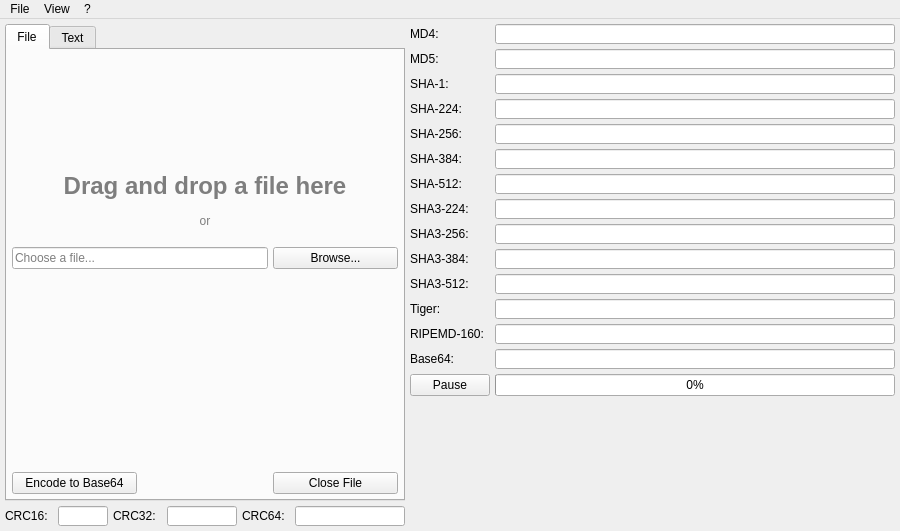
Qt form ui/mainwindow.ui (rikyoz/MrHash) before a commit.
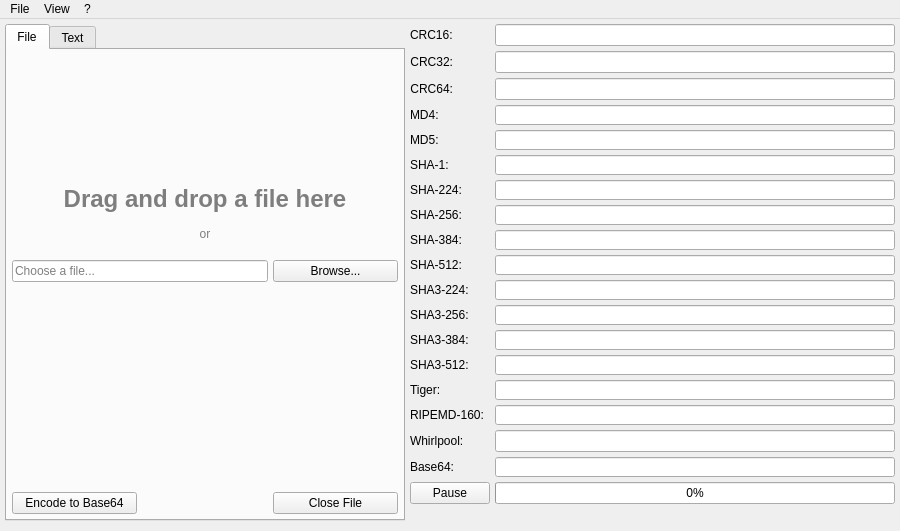
The same form after that commit. Icons and pictures are not drawn. Custom widgets are drawn as their Qt base class.

Commit message: Add whirlpool algorithm

```diff
--- a/ui/mainwindow.ui
+++ b/ui/mainwindow.ui
@@ -34,68 +34,6 @@
     <property name="spacing">
      <number>5</number>
     </property>
-    <item row="1" column="3">
-     <widget class="QLineEdit" name="crc32edit">
-      <property name="sizePolicy">
-       <sizepolicy hsizetype="Minimum" vsizetype="Fixed">
-        <horstretch>0</horstretch>
-        <verstretch>0</verstretch>
-       </sizepolicy>
-      </property>
-      <property name="maximumSize">
-       <size>
-        <width>70</width>
-        <height>20</height>
-       </size>
-      </property>
-      <property name="readOnly">
-       <bool>true</bool>
-      </property>
-     </widget>
-    </item>
-    <item row="1" column="2">
-     <widget class="QLabel" name="label_6">
-      <property name="text">
-       <string>CRC32:</string>
-      </property>
-     </widget>
-    </item>
-    <item row="1" column="0">
-     <widget class="QLabel" name="label_18">
-      <property name="toolTip">
-       <string>&lt;html&gt;&lt;head/&gt;&lt;body&gt;&lt;p&gt;CRC16 CCITT&lt;/p&gt;&lt;/body&gt;&lt;/html&gt;</string>
-      </property>
-      <property name="text">
-       <string>CRC16:</string>
-      </property>
-     </widget>
-    </item>
-    <item row="1" column="4">
-     <widget class="QLabel" name="label_22">
-      <property name="text">
-       <string>CRC64:</string>
-      </property>
-     </widget>
-    </item>
-    <item row="1" column="1">
-     <widget class="QLineEdit" name="crc16edit">
-      <property name="sizePolicy">
-       <sizepolicy hsizetype="Minimum" vsizetype="Fixed">
-        <horstretch>0</horstretch>
-        <verstretch>0</verstretch>
-       </sizepolicy>
-      </property>
-      <property name="maximumSize">
-       <size>
-        <width>50</width>
-        <height>20</height>
-       </size>
-      </property>
-      <property name="readOnly">
-       <bool>true</bool>
-      </property>
-     </widget>
-    </item>
     <item row="0" column="6" rowspan="2">
      <layout class="QFormLayout" name="formLayout">
       <property name="sizeConstraint">
@@ -108,6 +46,78 @@
        <number>5</number>
       </property>
       <item row="0" column="0">
+       <widget class="QLabel" name="label_18">
+        <property name="sizePolicy">
+         <sizepolicy hsizetype="Fixed" vsizetype="Preferred">
+          <horstretch>0</horstretch>
+          <verstretch>0</verstretch>
+         </sizepolicy>
+        </property>
+        <property name="toolTip">
+         <string>&lt;html&gt;&lt;head/&gt;&lt;body&gt;&lt;p&gt;CRC16 CCITT&lt;/p&gt;&lt;/body&gt;&lt;/html&gt;</string>
+        </property>
+        <property name="text">
+         <string>CRC16:</string>
+        </property>
+       </widget>
+      </item>
+      <item row="0" column="1">
+       <widget class="QLineEdit" name="crc16edit">
+        <property name="sizePolicy">
+         <sizepolicy hsizetype="Minimum" vsizetype="Fixed">
+          <horstretch>0</horstretch>
+          <verstretch>0</verstretch>
+         </sizepolicy>
+        </property>
+        <property name="readOnly">
+         <bool>true</bool>
+        </property>
+       </widget>
+      </item>
+      <item row="1" column="0">
+       <widget class="QLabel" name="label_6">
+        <property name="text">
+         <string>CRC32:</string>
+        </property>
+        <property name="alignment">
+         <set>Qt::AlignRight|Qt::AlignTrailing|Qt::AlignVCenter</set>
+        </property>
+        <property name="margin">
+         <number>0</number>
+        </property>
+       </widget>
+      </item>
+      <item row="1" column="1">
+       <widget class="QLineEdit" name="crc32edit">
+        <property name="sizePolicy">
+         <sizepolicy hsizetype="Minimum" vsizetype="Fixed">
+          <horstretch>0</horstretch>
+          <verstretch>0</verstretch>
+         </sizepolicy>
+        </property>
+        <property name="readOnly">
+         <bool>true</bool>
+        </property>
+       </widget>
+      </item>
+      <item row="2" column="0">
+       <widget class="QLabel" name="label_22">
+        <property name="text">
+         <string>CRC64:</string>
+        </property>
+        <property name="alignment">
+         <set>Qt::AlignRight|Qt::AlignTrailing|Qt::AlignVCenter</set>
+        </property>
+       </widget>
+      </item>
+      <item row="2" column="1">
+       <widget class="QLineEdit" name="crc64edit">
+        <property name="readOnly">
+         <bool>true</bool>
+        </property>
+       </widget>
+      </item>
+      <item row="3" column="0">
        <widget class="QLabel" name="label_8">
         <property name="maximumSize">
          <size>
@@ -120,7 +130,7 @@
         </property>
        </widget>
       </item>
-      <item row="0" column="1">
+      <item row="3" column="1">
        <widget class="QLineEdit" name="md4edit">
         <property name="maximumSize">
          <size>
@@ -133,7 +143,7 @@
         </property>
        </widget>
       </item>
-      <item row="1" column="0">
+      <item row="4" column="0">
        <widget class="QLabel" name="label_2">
         <property name="maximumSize">
          <size>
@@ -146,7 +156,7 @@
         </property>
        </widget>
       </item>
-      <item row="1" column="1">
+      <item row="4" column="1">
        <widget class="QLineEdit" name="md5edit">
         <property name="maximumSize">
          <size>
@@ -159,7 +169,7 @@
         </property>
        </widget>
       </item>
-      <item row="2" column="0">
+      <item row="5" column="0">
        <widget class="QLabel" name="label_3">
         <property name="maximumSize">
          <size>
@@ -172,7 +182,7 @@
         </property>
        </widget>
       </item>
-      <item row="2" column="1">
+      <item row="5" column="1">
        <widget class="QLineEdit" name="sha1edit">
         <property name="maximumSize">
          <size>
@@ -185,7 +195,7 @@
         </property>
        </widget>
       </item>
-      <item row="3" column="0">
+      <item row="6" column="0">
        <widget class="QLabel" name="label">
         <property name="maximumSize">
          <size>
@@ -198,7 +208,7 @@
         </property>
        </widget>
       </item>
-      <item row="3" column="1">
+      <item row="6" column="1">
        <widget class="QLineEdit" name="sha224edit">
         <property name="maximumSize">
          <size>
@@ -211,7 +221,7 @@
         </property>
        </widget>
       </item>
-      <item row="4" column="0">
+      <item row="7" column="0">
        <widget class="QLabel" name="label_4">
         <property name="maximumSize">
          <size>
@@ -224,7 +234,7 @@
         </property>
        </widget>
       </item>
-      <item row="4" column="1">
+      <item row="7" column="1">
        <widget class="QLineEdit" name="sha256edit">
         <property name="maximumSize">
          <size>
@@ -237,7 +247,7 @@
         </property>
        </widget>
       </item>
-      <item row="5" column="0">
+      <item row="8" column="0">
        <widget class="QLabel" name="label_11">
         <property name="maximumSize">
          <size>
@@ -250,7 +260,7 @@
         </property>
        </widget>
       </item>
-      <item row="5" column="1">
+      <item row="8" column="1">
        <widget class="QLineEdit" name="sha384edit">
         <property name="maximumSize">
          <size>
@@ -263,7 +273,7 @@
         </property>
        </widget>
       </item>
-      <item row="6" column="0">
+      <item row="9" column="0">
        <widget class="QLabel" name="label_5">
         <property name="maximumSize">
          <size>
@@ -276,7 +286,7 @@
         </property>
        </widget>
       </item>
-      <item row="6" column="1">
+      <item row="9" column="1">
        <widget class="QLineEdit" name="sha512edit">
         <property name="maximumSize">
          <size>
@@ -289,7 +299,7 @@
         </property>
        </widget>
       </item>
-      <item row="7" column="0">
+      <item row="10" column="0">
        <widget class="QLabel" name="label_17">
         <property name="maximumSize">
          <size>
@@ -302,7 +312,7 @@
         </property>
        </widget>
       </item>
-      <item row="7" column="1">
+      <item row="10" column="1">
        <widget class="QLineEdit" name="sha3224edit">
         <property name="maximumSize">
          <size>
@@ -315,7 +325,7 @@
         </property>
        </widget>
       </item>
-      <item row="8" column="0">
+      <item row="11" column="0">
        <widget class="QLabel" name="label_19">
         <property name="maximumSize">
          <size>
@@ -328,7 +338,7 @@
         </property>
        </widget>
       </item>
-      <item row="8" column="1">
+      <item row="11" column="1">
        <widget class="QLineEdit" name="sha3256edit">
         <property name="maximumSize">
          <size>
@@ -341,7 +351,7 @@
         </property>
        </widget>
       </item>
-      <item row="9" column="0">
+      <item row="12" column="0">
        <widget class="QLabel" name="label_20">
         <property name="maximumSize">
          <size>
@@ -354,7 +364,7 @@
         </property>
        </widget>
       </item>
-      <item row="9" column="1">
+      <item row="12" column="1">
        <widget class="QLineEdit" name="sha3384edit">
         <property name="maximumSize">
          <size>
@@ -367,7 +377,7 @@
         </property>
        </widget>
       </item>
-      <item row="10" column="0">
+      <item row="13" column="0">
        <widget class="QLabel" name="label_21">
         <property name="maximumSize">
          <size>
@@ -380,7 +390,7 @@
         </property>
        </widget>
       </item>
-      <item row="10" column="1">
+      <item row="13" column="1">
        <widget class="QLineEdit" name="sha3512edit">
         <property name="maximumSize">
          <size>
@@ -393,7 +403,7 @@
         </property>
        </widget>
       </item>
-      <item row="11" column="0">
+      <item row="14" column="0">
        <widget class="QLabel" name="label_9">
         <property name="maximumSize">
          <size>
@@ -406,7 +416,7 @@
         </property>
        </widget>
       </item>
-      <item row="11" column="1">
+      <item row="14" column="1">
        <widget class="QLineEdit" name="tigeredit">
         <property name="maximumSize">
          <size>
@@ -422,7 +432,7 @@
         </property>
        </widget>
       </item>
-      <item row="12" column="0">
+      <item row="15" column="0">
        <widget class="QLabel" name="label_10">
         <property name="maximumSize">
          <size>
@@ -435,7 +445,7 @@
         </property>
        </widget>
       </item>
-      <item row="12" column="1">
+      <item row="15" column="1">
        <widget class="QLineEdit" name="ripemdedit">
         <property name="maximumSize">
          <size>
@@ -451,7 +461,17 @@
         </property>
        </widget>
       </item>
-      <item row="13" column="0">
+      <item row="16" column="0">
+       <widget class="QLabel" name="label_12">
+        <property name="text">
+         <string>Whirlpool:</string>
+        </property>
+       </widget>
+      </item>
+      <item row="16" column="1">
+       <widget class="QLineEdit" name="whirlpooledit"/>
+      </item>
+      <item row="17" column="0">
        <widget class="QLabel" name="label_7">
         <property name="maximumSize">
          <size>
@@ -464,7 +484,7 @@
         </property>
        </widget>
       </item>
-      <item row="13" column="1">
+      <item row="17" column="1">
        <widget class="QLineEdit" name="base64edit">
         <property name="maximumSize">
          <size>
@@ -480,7 +500,7 @@
         </property>
        </widget>
       </item>
-      <item row="14" column="0">
+      <item row="18" column="0">
        <widget class="QPushButton" name="pauseButton">
         <property name="text">
          <string>Pause</string>
@@ -493,7 +513,7 @@
         </property>
        </widget>
       </item>
-      <item row="14" column="1">
+      <item row="18" column="1">
        <widget class="QProgressBar" name="progressBar">
         <property name="value">
          <number>0</number>
@@ -502,19 +522,6 @@
       </item>
      </layout>
     </item>
-    <item row="1" column="5">
-     <widget class="QLineEdit" name="crc64edit">
-      <property name="maximumSize">
-       <size>
-        <width>110</width>
-        <height>20</height>
-       </size>
-      </property>
-      <property name="readOnly">
-       <bool>true</bool>
-      </property>
-     </widget>
-    </item>
     <item row="0" column="0" colspan="6">
      <widget class="QTabWidget" name="tabWidget">
       <property name="sizePolicy">
```
The commit also changes 2 other files.
